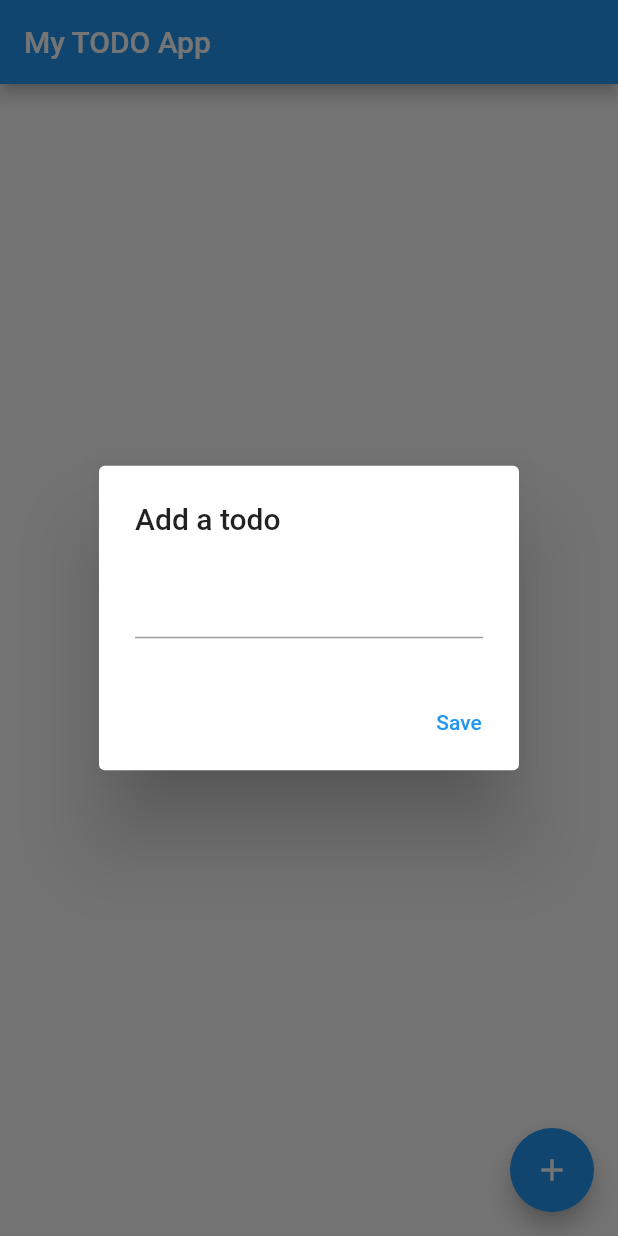
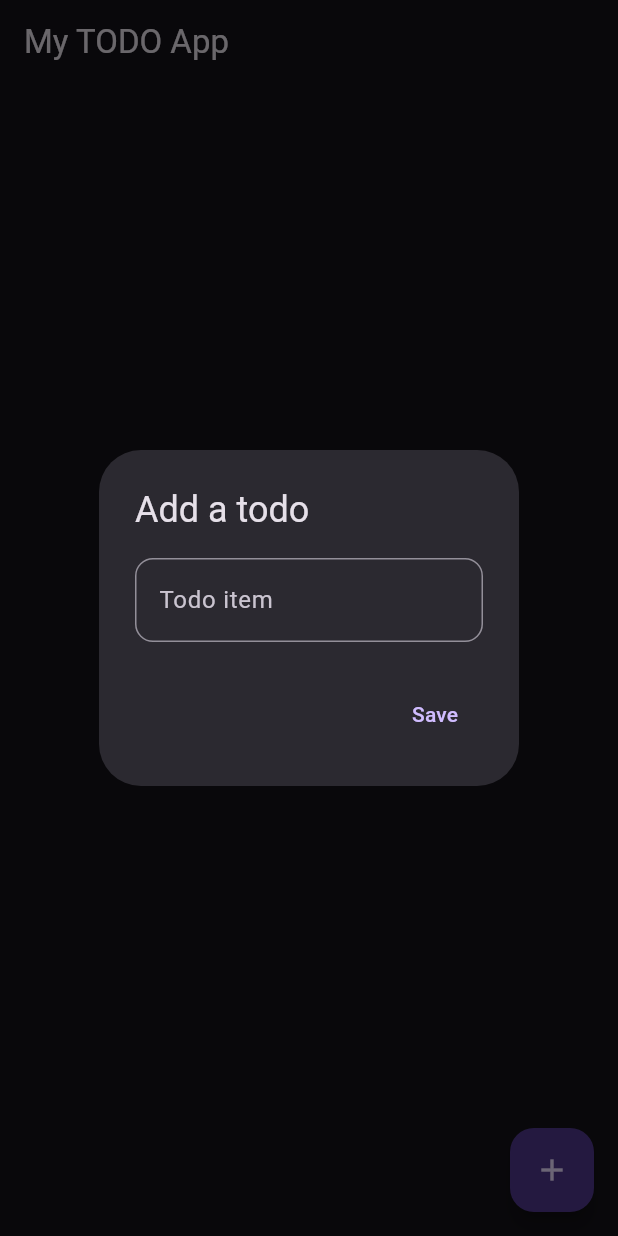
Before and after one commit to LapanApps/todo_ap, a Flutter app: the screen it shows after launch, after a tap on the "add" icon, on a phone screen of 412 x 824 dp. Run offline on Flutter 3.47's test engine with Material 2 defaults, Android fonts, the phone set to English and light mode, and no system bars.

Commit message:
:sparkles: frontend

```diff
--- a/lib/home.dart
+++ b/lib/home.dart
@@ -14,13 +14,23 @@ class _HomeState extends State<Home> {
   Widget build(BuildContext context) {
     return Scaffold(
       appBar: AppBar(
-        title: Text("My TODO App"),
+        title: const Text("My TODO App"),
       ),
       body: ListView.builder(
         itemCount: itemsTodo.length,
         itemBuilder: (context, index) {
-          return ListTile(
-            tileColor: Colors.red.shade100,
+          return Card(
+            margin: const EdgeInsets.all(4),
+            // some choices
+            // ContinousRectangeBorder
+            // CircleBorder
+            // StarBorder
+            // StadiumBorder
+            shape: BeveledRectangleBorder(
+              borderRadius: BorderRadius.circular(12),
+            ),
+            child: ListTile(
+              // tileColor: Colors.red.shade100,
               title: Text(itemsTodo[index]),
               trailing: IconButton(
                 onPressed: () {
@@ -28,7 +38,8 @@ class _HomeState extends State<Home> {
                     itemsTodo.remove(itemsTodo[index]);
                   });
                 },
-              icon: Icon(Icons.delete),
+                icon: const Icon(Icons.delete),
+              ),
             ),
           );
         },
@@ -40,9 +51,16 @@ class _HomeState extends State<Home> {
               builder: (context) {
                 TextEditingController _controller = TextEditingController();
                 return AlertDialog(
-                  title: Text("Add a todo"),
+                  title: const Text("Add a todo"),
                   content: TextField(
                     controller: _controller,
+                    decoration: InputDecoration(
+                      border: OutlineInputBorder(
+                        borderRadius: BorderRadius.circular(12),
+                      ),
+                      hintText: "eg: Walk the cat",
+                      labelText: "Todo item",
+                    ),
                   ),
                   actions: [
                     TextButton(
@@ -56,13 +74,13 @@ class _HomeState extends State<Home> {
                         // close the dialog
                         Navigator.pop(context);
                       },
-                      child: Text("Save"),
+                      child: const Text("Save"),
                     ),
                   ],
                 );
               });
         },
-        child: Icon(Icons.add),
+        child: const Icon(Icons.add),
       ),
     );
   }
--- a/lib/main.dart
+++ b/lib/main.dart
@@ -10,8 +10,11 @@ class MainApp extends StatelessWidget {
 
   @override
   Widget build(BuildContext context) {
-    return const MaterialApp(
-      home: Home(),
+    return MaterialApp(
+      theme: ThemeData(useMaterial3: true),
+      darkTheme: ThemeData.dark(useMaterial3: true),
+      themeMode: ThemeMode.dark,
+      home: const Home(),
     );
   }
 }
```
Lines whose indentation alone changed are shown as unchanged.
